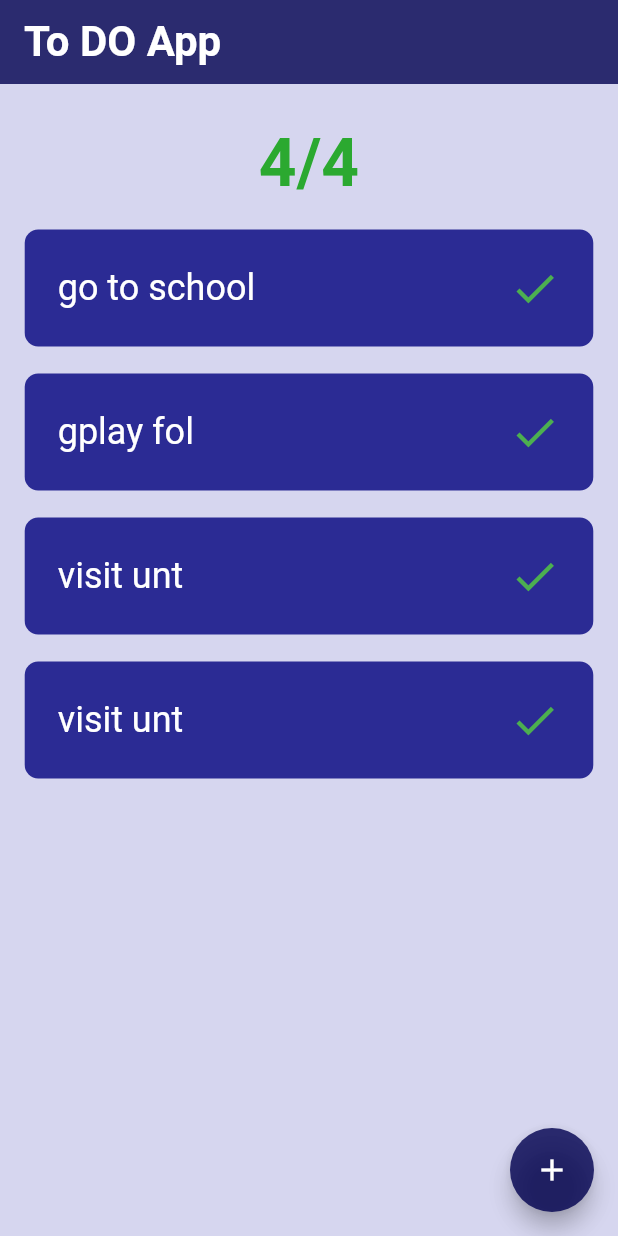
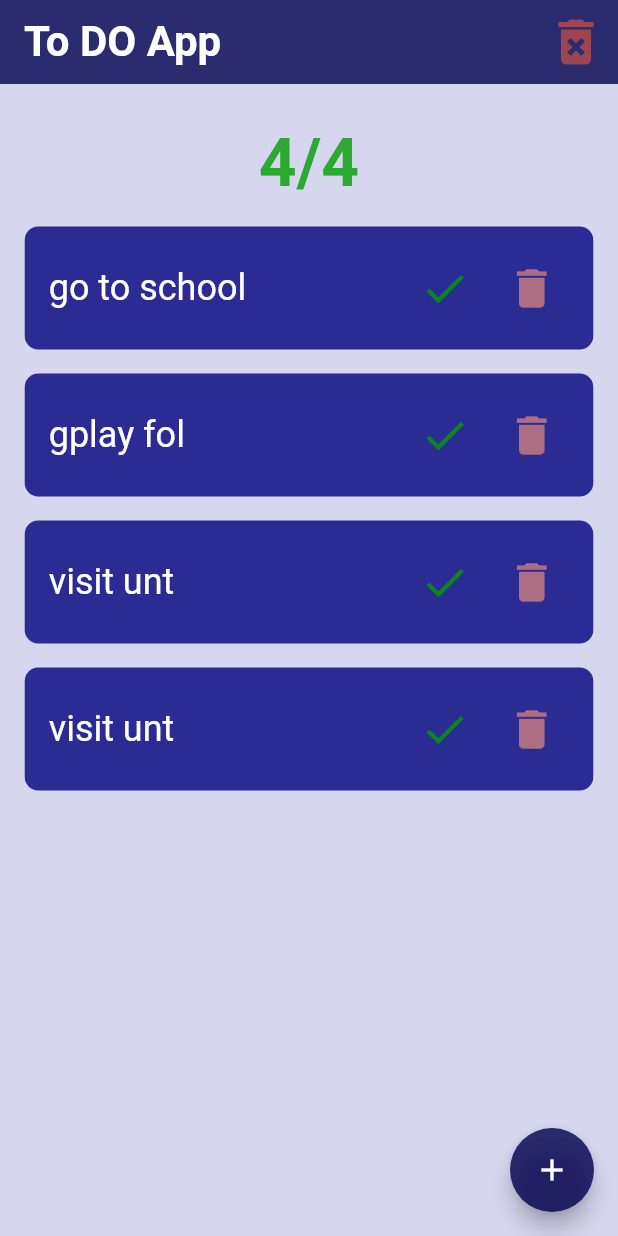
Before and after one commit to MoHaMeD-MaHMoD/To-Do-App-Flutter, a Flutter app: the screen it shows after launch, on a phone screen of 412 x 824 dp. Run offline on Flutter 3.47's test engine with Material 2 defaults, Android fonts, the phone set to English and light mode, and no system bars.

Commit message:
delete Task added

```diff
--- a/lib/main.dart
+++ b/lib/main.dart
@@ -61,6 +61,18 @@ class _ToDoAppState extends State<ToDoApp> {
     });
   }
 
+  deleteTask(int index) {
+    setState(() {
+      tasks.remove(tasks[index]);
+    });
+  }
+
+  deleteAllTask() {
+    setState(() {
+      tasks.clear();
+    });
+  }
+
   addTask() {
     setState(() {
       if (!myController.text.isEmpty) {
@@ -120,6 +132,17 @@ class _ToDoAppState extends State<ToDoApp> {
             }),
         backgroundColor: Color.fromRGBO(204, 204, 235, 0.8),
         appBar: AppBar(
+          actions: [
+            IconButton(
+                onPressed: () {
+                  deleteAllTask();
+                },
+                color: Color.fromRGBO(187, 76, 76, 0.8),
+                iconSize: 40,
+                icon: Icon(
+                  Icons.delete_forever,
+                ))
+          ],
           backgroundColor: Color.fromRGBO(0, 0, 79, 0.8),
           title: Text(
             "To DO App",
@@ -140,6 +163,7 @@ class _ToDoAppState extends State<ToDoApp> {
                   itemCount: tasks.length,
                   itemBuilder: (BuildContext context, int index) {
                     return ToDoCard(
+                      deleteTask: deleteTask,
                       taskTitle: tasks[index].task,
                       doneOrNot: tasks[index].status,
                       changeStatus: changeStatus,
--- a/lib/widget/ToDOCard.dart
+++ b/lib/widget/ToDOCard.dart
@@ -7,10 +7,12 @@ class ToDoCard extends StatelessWidget {
   final bool doneOrNot;
   final int index;
   final Function changeStatus;
+  final Function deleteTask;
 
   const ToDoCard({
     super.key,
     required this.taskTitle,
+    required this.deleteTask,
     required this.doneOrNot,
     required this.changeStatus,
     required this.index,
@@ -28,8 +30,8 @@ class ToDoCard extends StatelessWidget {
           decoration: BoxDecoration(
               color: Color.fromRGBO(0, 0, 126, 0.8),
               borderRadius: BorderRadius.circular(9)),
-          padding: EdgeInsets.all(22),
-          margin: EdgeInsets.only(top: 18),
+          padding: EdgeInsets.all(16),
+          margin: EdgeInsets.only(top: 16),
           child: Row(
             mainAxisAlignment: MainAxisAlignment.spaceBetween,
             // ignore: prefer_const_literals_to_create_immutables
@@ -38,8 +40,27 @@ class ToDoCard extends StatelessWidget {
                 taskTitle,
                 style: TextStyle(fontSize: 24, color: Colors.white),
               ),
-              Icon(doneOrNot ? Icons.check : Icons.close,
-                  size: 34, color: doneOrNot ? Colors.green : Colors.red),
+              Row(
+                children: [
+                  Icon(doneOrNot ? Icons.check : Icons.close,
+                      size: 34,
+                      color: doneOrNot
+                          ? Color.fromRGBO(0, 158, 0, 0.8)
+                          : Color.fromRGBO(158, 0, 0, 0.8)),
+                  SizedBox(
+                    width: 16,
+                  ),
+                  IconButton(
+                      onPressed: () {
+                        deleteTask(index);
+                      },
+                      color: Color.fromRGBO(206, 127, 127, 0.8),
+                      iconSize: 34,
+                      icon: Icon(
+                        Icons.delete,
+                      ))
+                ],
+              ),
             ],
           ),
         ),
```
